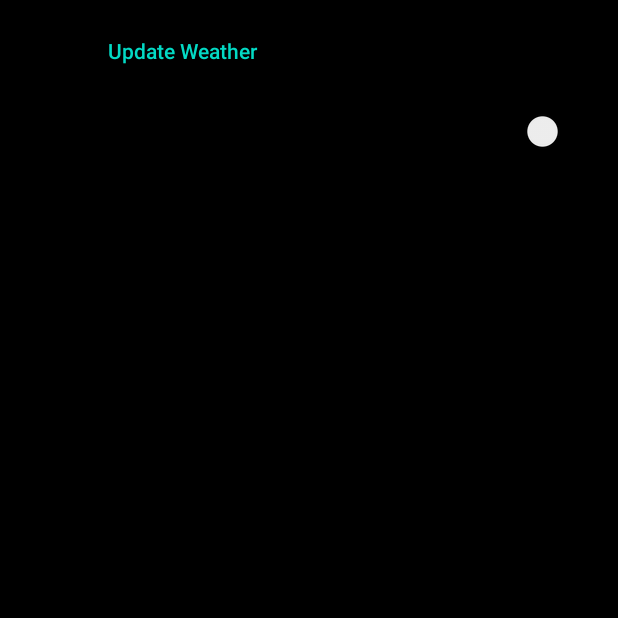
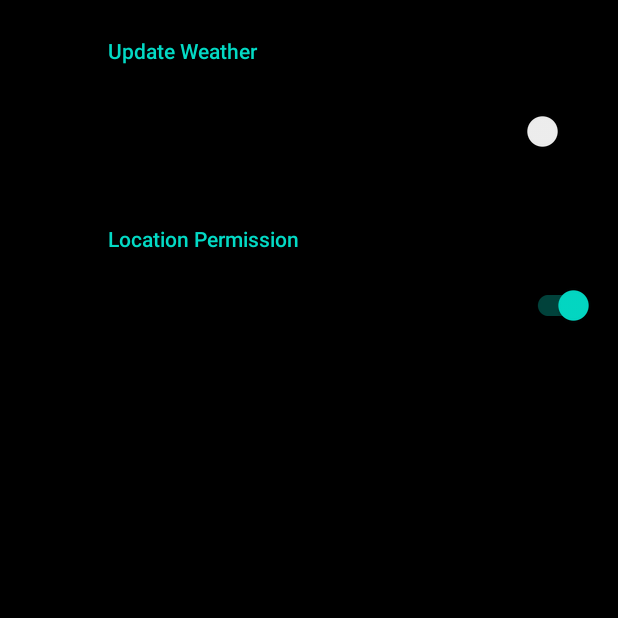
Before and after one commit to duy-maimanh/City-Weather, an Android app: the SettingsFragment screen opened through its navigation route, on a phone screen of 412 x 824 dp, the top half of it. Run offline under Robolectric (Android 15) with nearby library versions, the light colour scheme and no system bars; our stand-ins replace Dagger/Hilt's generated code, RxJava, androidx.preference; libraries missing offline, so code that uses them is left out: com.opencsv, dev.chrisbanes.insetter; network calls fail; 5 statements that could not run were skipped.

Commit message:
add change location permission to setting

```diff
--- a/app/src/main/java/com/mmd/cityweather/setting/presentation/SettingsFragment.kt
+++ b/app/src/main/java/com/mmd/cityweather/setting/presentation/SettingsFragment.kt
@@ -6,17 +6,47 @@ import android.view.ViewGroup
 import androidx.appcompat.widget.Toolbar
 import androidx.navigation.fragment.findNavController
 import androidx.preference.PreferenceFragmentCompat
+import androidx.preference.SwitchPreferenceCompat
 import com.mmd.cityweather.R
+import com.mmd.cityweather.privacy.presentation.PrivacyPopupFragment
 
 class SettingsFragment : PreferenceFragmentCompat() {
     private lateinit var toolbar: Toolbar
 
-    override fun onCreatePreferences(savedInstanceState: Bundle?, rootKey: String?) {
+    override fun onCreatePreferences(
+        savedInstanceState: Bundle?,
+        rootKey: String?
+    ) {
         setPreferencesFromResource(R.xml.root_preferences, rootKey)
     }
 
     override fun onViewCreated(view: View, savedInstanceState: Bundle?) {
         super.onViewCreated(view, savedInstanceState)
+        initToolbar(view)
+
+        val preApproveToUseLocation =
+            preferenceScreen.findPreference<SwitchPreferenceCompat>("is_user_approve_location")
+        preApproveToUseLocation?.setOnPreferenceChangeListener { preference, newValue ->
+            if (newValue == true) {
+                parentFragmentManager.setFragmentResultListener(
+                    PrivacyPopupFragment.PRIVACY_KEY,
+                    this
+                ) { _, bundle ->
+                    val result =
+                        bundle.getBoolean(PrivacyPopupFragment.APPROVE_LOCATION_KEY)
+                    if (result) {
+                        preApproveToUseLocation.isChecked = true
+                    }
+                }
+                findNavController().navigate(R.id.action_settingsFragment_to_privacyPopupFragment)
+            } else {
+                preApproveToUseLocation.isChecked = false
+            }
+            return@setOnPreferenceChangeListener false
+        }
+    }
+
+    private fun initToolbar(view: View) {
         toolbar = view.findViewById(R.id.toolbar)
 
         val statusBarHeightId =
--- a/app/src/main/res/navigation/nav_graph.xml
+++ b/app/src/main/res/navigation/nav_graph.xml
@@ -92,7 +92,11 @@
     <fragment
         android:id="@+id/settingsFragment"
         android:name="com.mmd.cityweather.setting.presentation.SettingsFragment"
-        android:label="SettingsFragment" />
+        android:label="SettingsFragment" >
+        <action
+            android:id="@+id/action_settingsFragment_to_privacyPopupFragment"
+            app:destination="@id/privacyPopupFragment" />
+    </fragment>
     <dialog
         android:id="@+id/privacyPopupFragment"
         android:name="com.mmd.cityweather.privacy.presentation.PrivacyPopupFragment"
--- a/app/src/main/res/xml/root_preferences.xml
+++ b/app/src/main/res/xml/root_preferences.xml
@@ -8,4 +8,11 @@
 
     </PreferenceCategory>
 
+    <PreferenceCategory app:title="Location Permission">
+
+        <SwitchPreferenceCompat
+            app:key="is_user_approve_location"
+            app:title="Enable location" />
+    </PreferenceCategory>
+
 </PreferenceScreen>
```
Also changed, not shown: app/src/main/java/com/mmd/cityweather/common/data/preferences/CityWeatherPreferences.kt (+13 -6 lines), app/src/main/java/com/mmd/cityweather/currentweather/presentation/CurrentWeatherFragment.kt (+4 -7 lines), app/src/main/java/com/mmd/cityweather/currentweather/presentation/CurrentWeatherViewModel.kt (+12 -4 lines), app/src/main/java/com/mmd/cityweather/privacy/presentation/PrivacyPopupFragment.kt (+7 -2 lines), app/src/main/res/layout/fragment_setting.xml (+6 -1 lines).
